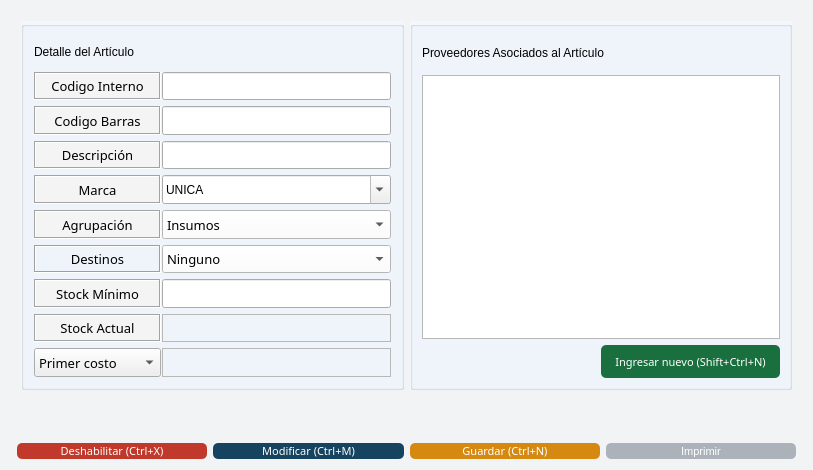
Lonaris/Corupel, file gui/detalles/articulo_detalle.ui: the form before one commit.
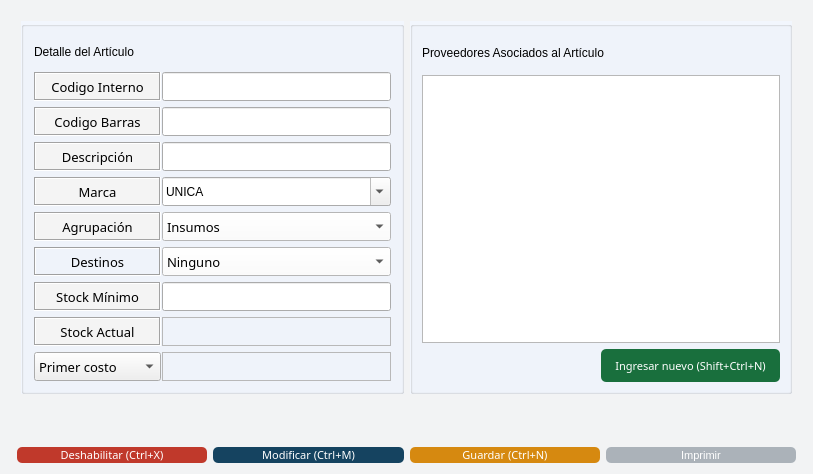
The form after the commit. Icons and pictures are not drawn.

Diff of the .ui file:
```diff
--- a/gui/detalles/articulo_detalle.ui
+++ b/gui/detalles/articulo_detalle.ui
@@ -7,7 +7,7 @@
     <x>0</x>
     <y>0</y>
     <width>813</width>
-    <height>470</height>
+    <height>474</height>
    </rect>
   </property>
   <property name="sizePolicy">
```
Left out of the diff: 2 changed lines with no effect on the pictures.
